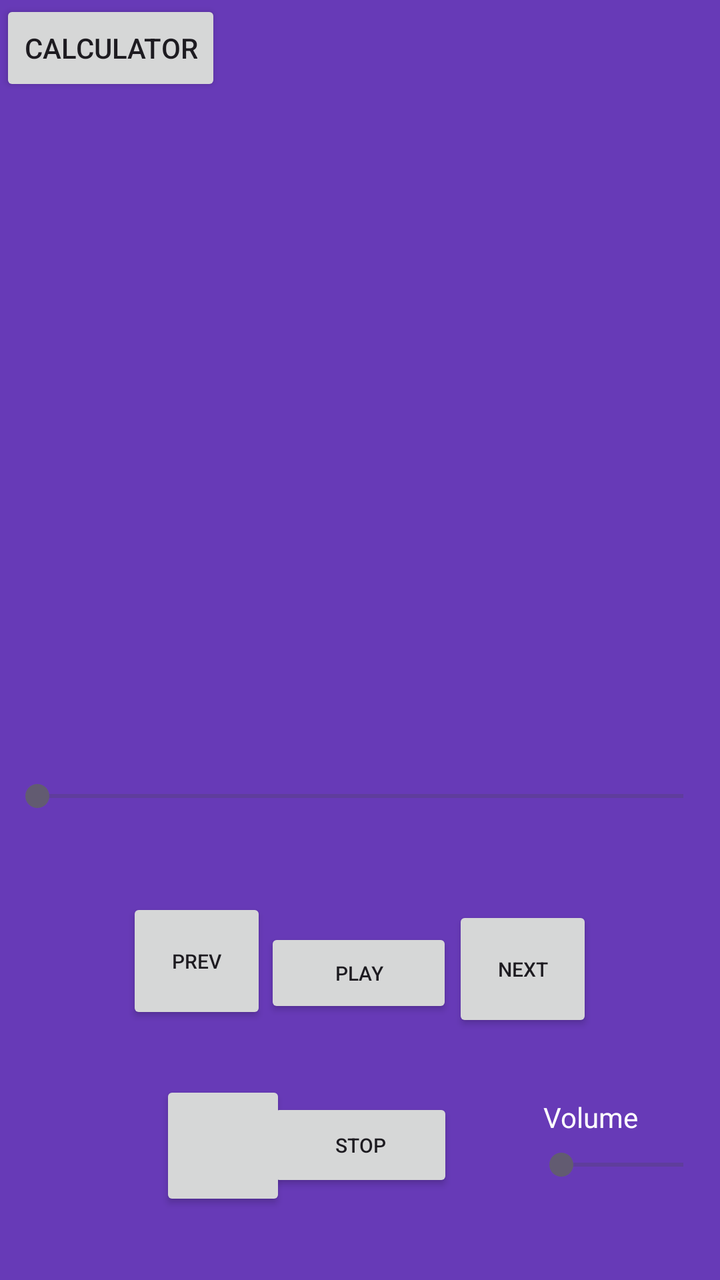
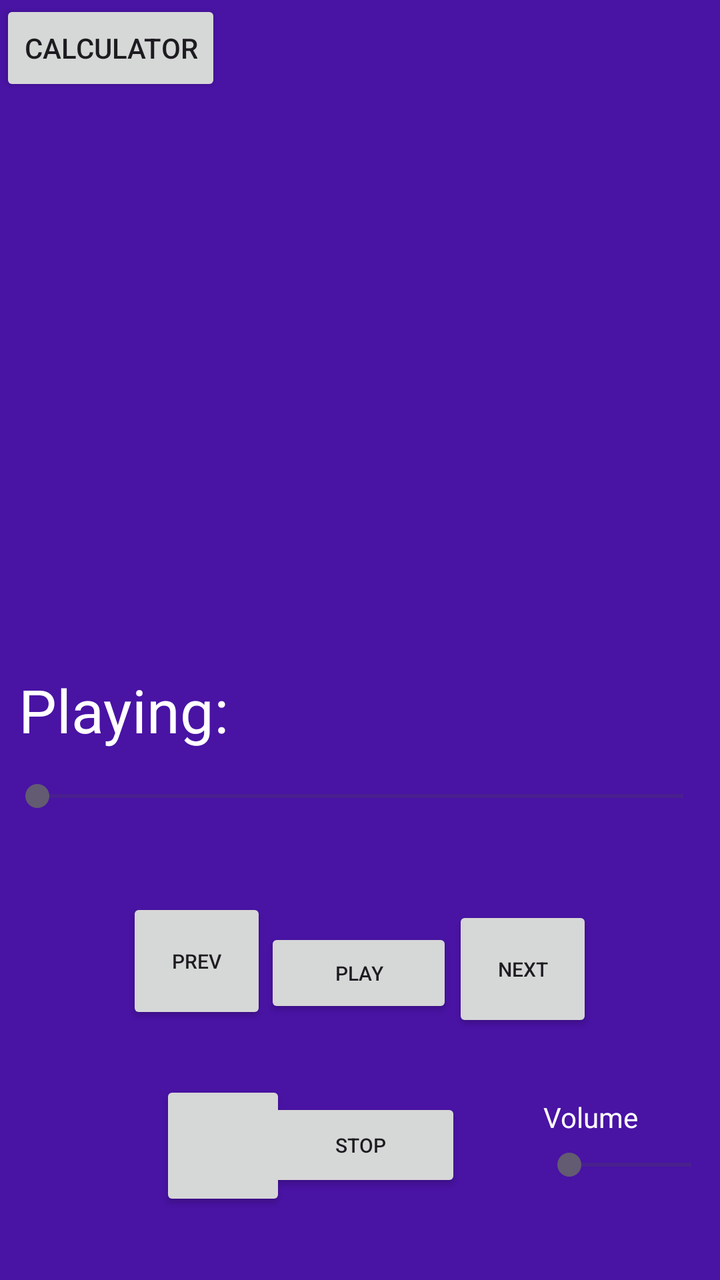

An Android layout rendered at two revisions. The XML below is the earlier revision; the diff shows what the commit changed to produce the second picture.
<!-- AndroidManifest.xml: application theme Theme.GPS_APP -->
<!-- res/layout/activity_mp3player.xml -->
<?xml version="1.0" encoding="utf-8"?>
<androidx.constraintlayout.widget.ConstraintLayout xmlns:android="http://schemas.android.com/apk/res/android"
    xmlns:app="http://schemas.android.com/apk/res-auto"
    xmlns:tools="http://schemas.android.com/tools"
    android:id="@+id/main"
    android:layout_width="match_parent"
    android:layout_height="match_parent"
    android:background="#673AB7"
    tools:context=".mp3player"
    tools:ignore="MissingConstraints">

    <Button
        android:id="@+id/calculator"
        android:layout_width="wrap_content"
        android:layout_height="wrap_content"
        android:text="calculator"
        tools:ignore="MissingConstraints" />

    <SeekBar
        android:id="@+id/musicbar"
        android:layout_width="355dp"
        android:layout_height="28dp"
        android:layout_marginBottom="52dp"
        android:progressTint="#F8F8F8"
        app:layout_constraintBottom_toTopOf="@id/playpause"
        app:layout_constraintEnd_toEndOf="parent"
        app:layout_constraintStart_toStartOf="parent"
        app:layout_constraintTop_toTopOf="parent"
        app:layout_constraintVertical_bias="1.0" />


    <Button
        android:id="@+id/stop"
        android:layout_width="93dp"
        android:layout_height="47dp"
        android:layout_marginBottom="44dp"
        android:text="Stop"
        android:textSize="10dp"
        app:layout_constraintBottom_toBottomOf="parent"
        app:layout_constraintEnd_toEndOf="parent"
        app:layout_constraintStart_toStartOf="parent" />

    <Button
        android:id="@+id/playpause"
        android:layout_width="94dp"
        android:layout_height="45dp"
        android:layout_marginBottom="40dp"
        android:text="Play"
        android:textSize="10dp"
        app:layout_constraintBottom_toTopOf="@+id/stop"
        app:layout_constraintEnd_toEndOf="parent"
        app:layout_constraintHorizontal_bias="0.498"
        app:layout_constraintStart_toStartOf="parent" />

    <Button
        android:id="@+id/prev"
        android:layout_width="70dp"
        android:layout_height="63dp"
        android:layout_marginStart="64dp"
        android:layout_marginBottom="128dp"
        android:text="prev"
        android:textSize="10dp"
        app:icon="@android:drawable/ic_media_previous"
        app:layout_constraintBottom_toBottomOf="parent"
        app:layout_constraintEnd_toStartOf="@+id/playpause"
        app:layout_constraintHorizontal_bias="0.47"
        app:layout_constraintStart_toStartOf="parent" />

    <Button
        android:id="@+id/next"
        android:layout_width="70dp"
        android:layout_height="63dp"
        android:layout_marginEnd="64dp"
        android:layout_marginBottom="124dp"
        android:text="next"
        android:textSize="10dp"
        app:icon="@android:drawable/ic_media_next"
        app:layout_constraintBottom_toBottomOf="parent"
        app:layout_constraintEnd_toEndOf="parent"
        app:layout_constraintHorizontal_bias="0.531"
        app:layout_constraintStart_toEndOf="@+id/playpause" />

    <SeekBar
        android:id="@+id/volume"
        android:layout_width="93dp"
        android:layout_height="27dp"
        android:layout_marginStart="38dp"
        android:layout_marginTop="32dp"
        app:layout_constraintBottom_toBottomOf="parent"
        app:layout_constraintEnd_toEndOf="parent"
        app:layout_constraintHorizontal_bias="0.0"
        app:layout_constraintStart_toEndOf="@+id/stop"
        app:layout_constraintTop_toBottomOf="@+id/next"
        app:layout_constraintVertical_bias="0.323" />

    <TextView
        android:id="@+id/textVolume"
        android:layout_width="wrap_content"
        android:layout_height="wrap_content"
        android:text="Volume"
        android:textColor="@color/white"
        app:layout_constraintBottom_toTopOf="@+id/volume"
        app:layout_constraintEnd_toEndOf="parent"
        app:layout_constraintHorizontal_bias="0.87"
        app:layout_constraintStart_toStartOf="parent"
        app:layout_constraintTop_toBottomOf="@+id/next"
        app:layout_constraintVertical_bias="0.97" />

    <Button
        android:id="@+id/cycle"
        android:layout_width="63dp"
        android:layout_height="65dp"
        android:layout_marginStart="80dp"
        android:textSize="10dp"
        app:icon="@android:drawable/ic_popup_sync"
        app:layout_constraintBottom_toBottomOf="parent"
        app:layout_constraintStart_toStartOf="parent"
        app:layout_constraintTop_toBottomOf="@+id/prev"
        app:layout_constraintVertical_bias="0.451" />

</androidx.constraintlayout.widget.ConstraintLayout>
<!-- resources referenced by this layout -->
<resources>
  <color name="white">#FFFFFFFF</color>
  <style name="Theme.GPS_APP" parent="Base.Theme.GPS_APP" />
  <style name="Base.Theme.GPS_APP" parent="Theme.Material3.DayNight.NoActionBar">
          
          
          <item name="colorPrimary">@color/grey</item>
          <item name="colorOnPrimary">@color/white</item>
          <item name="colorPrimaryVariant">@color/black</item>
  
      </style>
  <color name="grey">#2A2A2A</color>
  <color name="black">#FF000000</color>
</resources>

<!-- the commit's change to res/layout/activity_mp3player.xml (unified diff, before → after) -->
@@ -5,7 +5,7 @@
     android:id="@+id/main"
     android:layout_width="match_parent"
     android:layout_height="match_parent"
-    android:background="#673AB7"
+    android:background="#4913A4"
     tools:context=".mp3player"
     tools:ignore="MissingConstraints">
 
@@ -31,11 +31,12 @@
 
     <Button
         android:id="@+id/stop"
-        android:layout_width="93dp"
+        android:layout_width="101dp"
         android:layout_height="47dp"
         android:layout_marginBottom="44dp"
         android:text="Stop"
         android:textSize="10dp"
+        app:icon="@android:drawable/presence_busy"
         app:layout_constraintBottom_toBottomOf="parent"
         app:layout_constraintEnd_toEndOf="parent"
         app:layout_constraintStart_toStartOf="parent" />
@@ -64,7 +65,8 @@
         app:layout_constraintBottom_toBottomOf="parent"
         app:layout_constraintEnd_toStartOf="@+id/playpause"
         app:layout_constraintHorizontal_bias="0.47"
-        app:layout_constraintStart_toStartOf="parent" />
+        app:layout_constraintStart_toStartOf="parent"
+        app:rippleColor="#6AFFFFFF" />
 
     <Button
         android:id="@+id/next"
@@ -118,4 +120,18 @@
         app:layout_constraintTop_toBottomOf="@+id/prev"
         app:layout_constraintVertical_bias="0.451" />
 
+    <TextView
+        android:id="@+id/songname"
+        android:layout_width="327dp"
+        android:layout_height="42dp"
+        android:text="Playing:"
+        android:textColor="@color/white"
+        android:textSize="30dp"
+        app:layout_constraintBottom_toTopOf="@+id/musicbar"
+        app:layout_constraintEnd_toEndOf="parent"
+        app:layout_constraintHorizontal_bias="0.285"
+        app:layout_constraintStart_toStartOf="parent"
+        app:layout_constraintTop_toTopOf="parent"
+        app:layout_constraintVertical_bias="0.979" />
+
 </androidx.constraintlayout.widget.ConstraintLayout>
